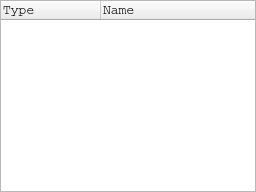
Above: src/variableeditor.ui from ZADNE/icp2021 before the change. Below: the same form after it.
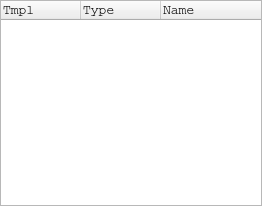
That is the form after the change.

Patch:
```diff
--- a/src/variableeditor.ui
+++ b/src/variableeditor.ui
@@ -6,8 +6,8 @@
    <rect>
     <x>0</x>
     <y>0</y>
-    <width>256</width>
-    <height>192</height>
+    <width>262</width>
+    <height>206</height>
    </rect>
   </property>
   <layout class="QVBoxLayout" name="verticalLayout">
@@ -43,6 +43,20 @@
      <property name="rootIsDecorated">
       <bool>false</bool>
      </property>
+     <attribute name="headerDefaultSectionSize">
+      <number>80</number>
+     </attribute>
+     <column>
+      <property name="text">
+       <string>Tmpl</string>
+      </property>
+      <property name="font">
+       <font>
+        <family>Segoe UI</family>
+        <pointsize>10</pointsize>
+       </font>
+      </property>
+     </column>
      <column>
       <property name="text">
        <string>Type</string>
```
